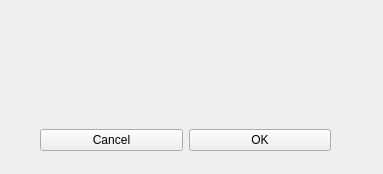
Old version of the form removeprogrammerdialog.ui in the repository DORB/Verkur3GUI.
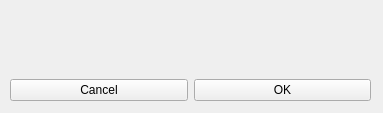
New version of the form.

Patch:
```diff
--- a/removeprogrammerdialog.ui
+++ b/removeprogrammerdialog.ui
@@ -7,7 +7,7 @@
     <x>0</x>
     <y>0</y>
     <width>383</width>
-    <height>174</height>
+    <height>113</height>
    </rect>
   </property>
   <property name="windowTitle">
@@ -32,10 +32,10 @@
   <widget class="QWidget" name="verticalLayoutWidget">
    <property name="geometry">
     <rect>
-     <x>40</x>
-     <y>30</y>
-     <width>291</width>
-     <height>121</height>
+     <x>10</x>
+     <y>20</y>
+     <width>361</width>
+     <height>81</height>
     </rect>
    </property>
    <layout class="QVBoxLayout" name="verticalLayout">
```
